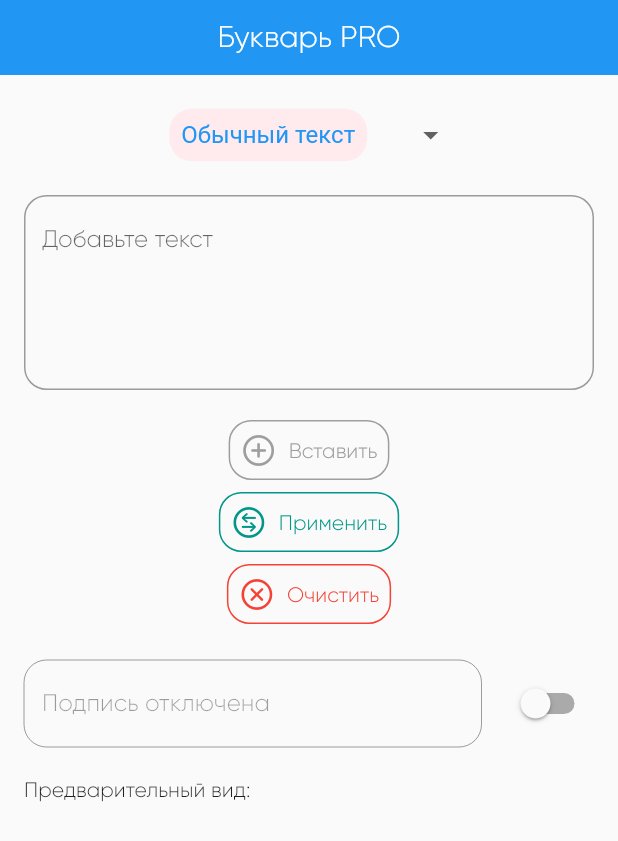
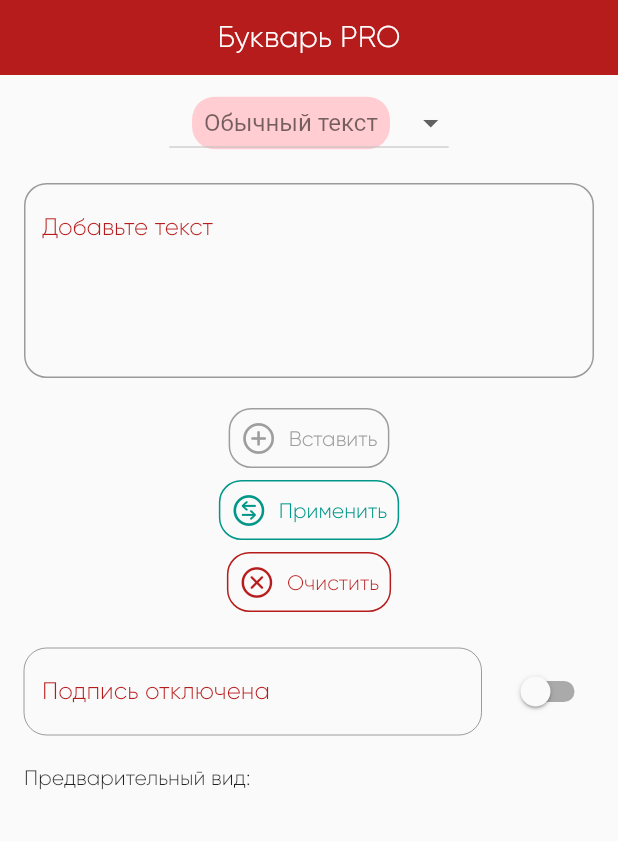
Before and after one commit to JMApps/replacer_pro, a Flutter app: the screen it shows after launch, on a phone screen of 412 x 824 dp. Shown: the top 841 px of the screen. Run offline on Flutter 3.47's test engine with Material 2 defaults, Android fonts, the phone set to English and light mode, and no system bars; our stand-ins replace hive_flutter; missing offline and left inert: clipboard; accounts and stored records are empty.

Commit message:
Added adaptive theme

```diff
--- a/lib/application/main_page.dart
+++ b/lib/application/main_page.dart
@@ -2,6 +2,7 @@ import 'package:flutter/material.dart';
 import 'package:provider/provider.dart';
 import 'package:replacer_pro/domain/state/provider/description_content_state.dart';
 import 'package:replacer_pro/domain/state/provider/main_content_state.dart';
+import 'package:replacer_pro/domain/theme/app_theme.dart';
 import 'package:replacer_pro/presentation/pages/main_content_page.dart';
 
 class MainPage extends StatelessWidget {
@@ -21,9 +22,9 @@ class MainPage extends StatelessWidget {
       child: MaterialApp(
         debugShowCheckedModeBanner: false,
         title: 'Букварь PRO',
-        theme: ThemeData(
-          fontFamily: 'Gilroy'
-        ),
+        themeMode: ThemeMode.system,
+        theme: AppTheme.lightTheme,
+        darkTheme: AppTheme.darkTheme,
         home: const MainContentPage(),
       ),
     );
--- /dev/null
+++ b/lib/domain/theme/app_theme.dart
@@ -0,0 +1,69 @@
+import 'package:flutter/material.dart';
+
+class AppTheme {
+  static final lightTheme = ThemeData(
+    scaffoldBackgroundColor: const Color(0xFFFAFAFA),
+    fontFamily: 'Gilroy',
+    colorScheme: const ColorScheme.light(),
+    primarySwatch: Colors.red,
+    appBarTheme: AppBarTheme(
+      backgroundColor: Colors.red[900],
+      centerTitle: true,
+      elevation: 0,
+      titleTextStyle: const TextStyle(
+        fontSize: 20,
+        fontFamily: 'Gilroy',
+      ),
+    ),
+  );
+
+  static final darkTheme = ThemeData(
+    scaffoldBackgroundColor: const Color(0xFF37474F),
+    fontFamily: 'Gilroy',
+    colorScheme: const ColorScheme.dark(),
+    primarySwatch: Colors.amber,
+    appBarTheme: const AppBarTheme(
+      backgroundColor: Color(0xFF263238),
+      centerTitle: true,
+      elevation: 0,
+      titleTextStyle: TextStyle(
+        fontSize: 20,
+        fontFamily: 'Gilroy',
+      ),
+    ),
+  );
+}
+
+extension ColorSchemeS on ColorScheme {
+  Color get mainTextColor => brightness == Brightness.light
+      ? const Color(0xFF192226)
+      : const Color(0xFFD7D7D7);
+
+  Color get dropDownBackgroundColor => brightness == Brightness.light
+      ? const Color(0xFFFFEBEE)
+      : const Color(0xFF263238);
+
+  Color get dropDownItemBackgroundColor => brightness == Brightness.light
+      ? const Color(0xFFFFCDD2)
+      : const Color(0xFFFFC107);
+
+  Color get labelTextColor => brightness == Brightness.light
+      ? const Color(0xFFB71C1C)
+      : const Color(0xFFFFC107);
+
+  Color get pasteButtonColor => brightness == Brightness.light
+      ? const Color(0xFF9E9E9E)
+      : const Color(0xFFFFFFFF);
+
+  Color get changeButtonColor => brightness == Brightness.light
+      ? const Color(0xFF009688)
+      : const Color(0xFF80CBC4);
+
+  Color get clearButtonColor => brightness == Brightness.light
+      ? const Color(0xFFB71C1C)
+      : const Color(0xFFEF9A9A);
+
+  Color get switchDescriptionColor => brightness == Brightness.light
+      ? const Color(0xFFB71C1C)
+      : const Color(0xFFFFC107);
+}
--- a/lib/presentation/widgets/description_content_tile.dart
+++ b/lib/presentation/widgets/description_content_tile.dart
@@ -1,6 +1,7 @@
 import 'package:flutter/material.dart';
 import 'package:provider/provider.dart';
 import 'package:replacer_pro/domain/state/provider/description_content_state.dart';
+import 'package:replacer_pro/domain/theme/app_theme.dart';
 
 class DescriptionContentTile extends StatelessWidget {
   const DescriptionContentTile({Key? key}) : super(key: key);
@@ -10,7 +11,7 @@ class DescriptionContentTile extends StatelessWidget {
     return ListTile(
       contentPadding: const EdgeInsets.all(16),
       trailing: Switch.adaptive(
-        activeColor: Colors.blue,
+        activeColor: Theme.of(context).colorScheme.switchDescriptionColor,
         value: context.watch<DescriptionContentState>().getIsDescription,
         onChanged: (bool onChanged) {
           context.read<DescriptionContentState>().changeSwitchDescription(onChanged);
@@ -26,14 +27,17 @@ class DescriptionContentTile extends StatelessWidget {
           alignLabelWithHint: false,
           floatingLabelAlignment: FloatingLabelAlignment.center,
           label: Text(context.watch<DescriptionContentState>().getIsDescription ? 'Добавьте подпись' : 'Подпись отключена'),
+          labelStyle: TextStyle(
+              color: Theme.of(context).colorScheme.labelTextColor
+          ),
           hintText: 'Ссылки, хештеги и пр...',
           hintStyle: const TextStyle(
             fontSize: 16,
           ),
           focusedBorder: OutlineInputBorder(
             borderRadius: BorderRadius.circular(15),
-            borderSide: const BorderSide(
-              color: Colors.blue,
+            borderSide: BorderSide(
+              color: Theme.of(context).colorScheme.labelTextColor,
               width: 1.5,
             ),
           ),
--- a/lib/presentation/widgets/input_drop_down_list.dart
+++ b/lib/presentation/widgets/input_drop_down_list.dart
@@ -1,6 +1,7 @@
 import 'package:flutter/material.dart';
 import 'package:provider/provider.dart';
 import 'package:replacer_pro/domain/state/provider/main_content_state.dart';
+import 'package:replacer_pro/domain/theme/app_theme.dart';
 
 class InputDropDownList extends StatelessWidget {
   const InputDropDownList({Key? key}) : super(key: key);
@@ -10,33 +11,35 @@ class InputDropDownList extends StatelessWidget {
     return Container(
       padding: const EdgeInsets.only(
         left: 16,
-        top: 16,
+        top: 8,
         right: 16,
       ),
-      width: double.maxFinite,
       child: Center(
         child: DropdownButton(
+          borderRadius: BorderRadius.circular(15),
+          alignment: Alignment.center,
+          dropdownColor: Theme.of(context).colorScheme.dropDownBackgroundColor,
+          elevation: 3,
           value: context.watch<MainContentState>().getDropDownValue,
-          elevation: 0,
           style: const TextStyle(
-            color: Colors.blue,
+            color: Colors.black54,
             fontSize: 16,
-          ),
-          underline: Container(
-            width: double.maxFinite,
-            color: Colors.green,
           ),
           onChanged: (String? newValue) {
             context.read<MainContentState>().changeDropDownValue(newValue!);
           },
-          items: ['Обычный текст', 'nользоваmельсkuũ', 'ńóл৮ჳóᏰãmęл৮ċќuũ', 'Текст невидимка']
-              .map<DropdownMenuItem<String>>((String value) {
+          items: [
+            'Обычный текст',
+            'nользоваmельсkuũ',
+            'ńóл৮ჳóᏰãmęл৮ċќuũ',
+            'Текст невидимка'
+          ].map<DropdownMenuItem<String>>((String value) {
             return DropdownMenuItem<String>(
               value: value,
               child: Container(
                 padding: const EdgeInsets.all(8),
                 decoration: BoxDecoration(
-                color: Colors.red[50]!,
+                  color: Theme.of(context).colorScheme.dropDownItemBackgroundColor,
                   borderRadius: BorderRadius.circular(15),
                 ),
                 child: Text(value),
--- a/lib/presentation/widgets/main_app_bar.dart
+++ b/lib/presentation/widgets/main_app_bar.dart
@@ -1,4 +1,3 @@
-import 'package:flutter/cupertino.dart';
 import 'package:flutter/material.dart';
 
 class MainAppBar extends StatelessWidget {
@@ -7,10 +6,7 @@ class MainAppBar extends StatelessWidget {
   @override
   Widget build(BuildContext context) {
     return AppBar(
-      centerTitle: true,
-      elevation: 0,
       title: const Text('Букварь PRO'),
-      backgroundColor: Colors.blue,
     );
   }
 }
--- a/lib/presentation/widgets/main_content_buttons.dart
+++ b/lib/presentation/widgets/main_content_buttons.dart
@@ -4,23 +4,25 @@ import 'package:flutter/material.dart';
 import 'package:provider/provider.dart';
 import 'package:replacer_pro/domain/state/provider/description_content_state.dart';
 import 'package:replacer_pro/domain/state/provider/main_content_state.dart';
+import 'package:replacer_pro/domain/theme/app_theme.dart';
 
 class MainContentButtons extends StatelessWidget {
   const MainContentButtons({Key? key}) : super(key: key);
 
   @override
   Widget build(BuildContext context) {
+    final myColor = Theme.of(context).colorScheme;
     return Column(
       mainAxisAlignment: MainAxisAlignment.spaceEvenly,
       children: [
         TextButton.icon(
-          label: const Text(
+          label: Text(
             'Вставить',
-            style: TextStyle(color: Colors.grey),
+            style: TextStyle(color: myColor.pasteButtonColor),
           ),
-          icon: const Icon(
+          icon: Icon(
             CupertinoIcons.add_circled,
-            color: Colors.grey,
+            color: myColor.pasteButtonColor,
           ),
           onPressed: () {
             FlutterClipboard.paste().then(
@@ -28,27 +30,27 @@ class MainContentButtons extends StatelessWidget {
                 context.read<MainContentState>().getCurrentMainContent(value);
                 context.read<MainContentState>().getMainContentInputTextController.text = value;
                 if (value.isNotEmpty) {
-                  _showSnackMessage(context, Colors.grey, 'Вставлено из буфера обмена');
+                  _showSnackMessage(context, myColor.pasteButtonColor, 'Вставлено из буфера обмена');
                 }
               },
             );
           },
           style: TextButton.styleFrom(
-            primary: Colors.grey,
+            primary: myColor.pasteButtonColor,
             shape: RoundedRectangleBorder(
               borderRadius: BorderRadius.circular(15),
-              side: const BorderSide(color: Colors.grey),
+              side: BorderSide(color: myColor.pasteButtonColor),
             ),
           ),
         ),
         TextButton.icon(
-          label: const Text(
+          label: Text(
             'Применить',
-            style: TextStyle(color: Colors.teal),
+            style: TextStyle(color: myColor.changeButtonColor),
           ),
-          icon: const Icon(
+          icon: Icon(
             CupertinoIcons.arrow_right_arrow_left_circle,
-            color: Colors.teal,
+            color: myColor.changeButtonColor,
           ),
           onPressed: () {
             context.read<MainContentState>().getCurrentMainContent(context.read<MainContentState>().getMainContentInputTextController.text);
@@ -76,45 +78,45 @@ class MainContentButtons extends StatelessWidget {
                 FlutterClipboard.copy(
                     '${context.read<MainContentState>().getDefaultContent}\n\n'
                     '${context.read<DescriptionContentState>().getDescriptionValue}');
-                _showSnackMessage(context, Colors.teal, 'Преобразовано и скопировано');
+                _showSnackMessage(context, myColor.changeButtonColor, 'Преобразовано и скопировано');
               } else {
                 FlutterClipboard.copy(
                     context.read<MainContentState>().getDefaultContent);
-                _showSnackMessage(context, Colors.teal, 'Преобразовано и скопировано');
+                _showSnackMessage(context, myColor.changeButtonColor, 'Преобразовано и скопировано');
               }
             }
           },
           style: TextButton.styleFrom(
-            primary: Colors.teal,
+            primary: myColor.changeButtonColor,
             shape: RoundedRectangleBorder(
               borderRadius: BorderRadius.circular(15),
-              side: const BorderSide(color: Colors.teal),
+              side: BorderSide(color: myColor.changeButtonColor),
             ),
           ),
         ),
         TextButton.icon(
-          label: const Text(
+          label: Text(
             'Очистить',
             style: TextStyle(
-              color: Colors.red,
+              color: myColor.clearButtonColor,
             ),
           ),
-          icon: const Icon(
+          icon: Icon(
             CupertinoIcons.clear_circled,
-            color: Colors.red,
+            color: myColor.clearButtonColor,
           ),
           onPressed: () {
             if (context.read<MainContentState>().getDefaultContent.isNotEmpty) {
               context.read<MainContentState>().getMainContentInputTextController.clear();
               context.read<MainContentState>().getCurrentMainContent('');
-              _showSnackMessage(context, Colors.red, 'Очищено');
+              _showSnackMessage(context, myColor.clearButtonColor, 'Очищено');
             }
           },
           style: TextButton.styleFrom(
-            primary: Colors.red,
+            primary: myColor.clearButtonColor,
             shape: RoundedRectangleBorder(
               borderRadius: BorderRadius.circular(15),
-              side: const BorderSide(color: Colors.red),
+              side: BorderSide(color: myColor.clearButtonColor),
             ),
           ),
         ),
@@ -131,7 +133,7 @@ class MainContentButtons extends StatelessWidget {
           message,
           style: const TextStyle(
             fontSize: 16,
-            color: Colors.white,
+            color: Colors.black,
           ),
         ),
         duration: const Duration(milliseconds: 250),
--- a/lib/presentation/widgets/main_content_text_input.dart
+++ b/lib/presentation/widgets/main_content_text_input.dart
@@ -1,6 +1,7 @@
 import 'package:flutter/material.dart';
 import 'package:provider/provider.dart';
 import 'package:replacer_pro/domain/state/provider/main_content_state.dart';
+import 'package:replacer_pro/domain/theme/app_theme.dart';
 
 class MainContentTextInput extends StatelessWidget {
   const MainContentTextInput({Key? key}) : super(key: key);
@@ -20,6 +21,9 @@ class MainContentTextInput extends StatelessWidget {
         textAlign: TextAlign.center,
         decoration: InputDecoration(
           labelText: 'Добавьте текст',
+          labelStyle: TextStyle(
+            color: Theme.of(context).colorScheme.labelTextColor
+          ),
           alignLabelWithHint: true,
           floatingLabelAlignment: FloatingLabelAlignment.center,
           hintText: 'Напишите текст или просто вставьте скопированный и нажмите кнопку Применить..',
@@ -28,8 +32,8 @@ class MainContentTextInput extends StatelessWidget {
           ),
           focusedBorder: OutlineInputBorder(
             borderRadius: BorderRadius.circular(15),
-            borderSide: const BorderSide(
-              color: Colors.blue,
+            borderSide: BorderSide(
+              color: Theme.of(context).colorScheme.labelTextColor,
               width: 1.5,
             ),
           ),
```
